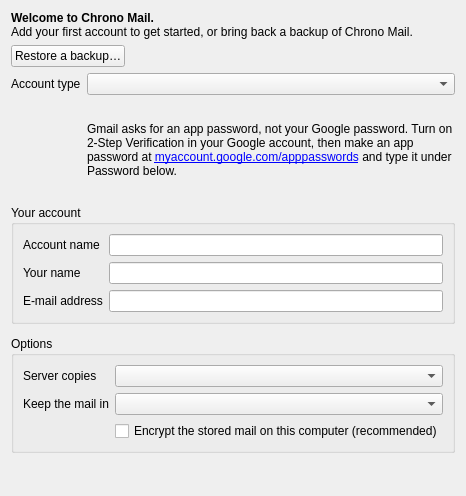
Above: src/chrono_mail/ui/forms/account_add.ui from rob-vandenberg/chrono-mail before the change. Below: the same form after it.
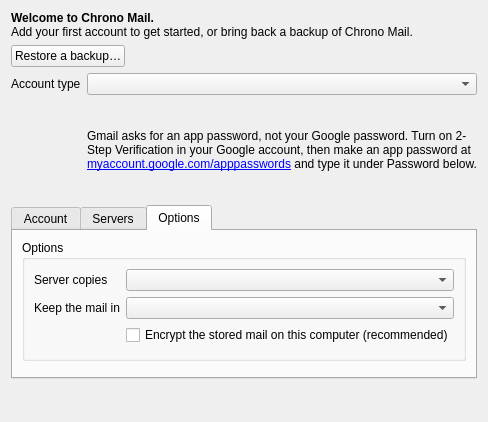
That is the form after the change. The open tabs and pages were chosen to show the change.

Commit message: The Add an account window in tabs: Account, Servers and Options, the buttons always in view, never taller than the screen

Patch:
```diff
--- a/src/chrono_mail/ui/forms/account_add.ui
+++ b/src/chrono_mail/ui/forms/account_add.ui
@@ -57,6 +57,16 @@
     </layout>
    </item>
    <item>
+    <widget class="QTabWidget" name="tabs">
+     <property name="currentIndex">
+      <number>0</number>
+     </property>
+     <widget class="QWidget" name="accountPage">
+      <attribute name="title">
+       <string>Account</string>
+      </attribute>
+      <layout class="QVBoxLayout" name="accountPageLayout">
+       <item>
     <widget class="QGroupBox" name="yourAccount">
      <property name="title">
       <string>Your account</string>
@@ -105,9 +115,37 @@
     </widget>
    </item>
    <item>
+        <spacer name="accountPageSpacer">
+         <property name="orientation">
+          <enum>Qt::Vertical</enum>
+         </property>
+        </spacer>
+       </item>
+      </layout>
+     </widget>
+     <widget class="QWidget" name="serversPage">
+      <attribute name="title">
+       <string>Servers</string>
+      </attribute>
+      <layout class="QVBoxLayout" name="serversPageLayout">
+       <item>
     <widget class="QWidget" name="servers" />
    </item>
    <item>
+        <spacer name="serversPageSpacer">
+         <property name="orientation">
+          <enum>Qt::Vertical</enum>
+         </property>
+        </spacer>
+       </item>
+      </layout>
+     </widget>
+     <widget class="QWidget" name="optionsPage">
+      <attribute name="title">
+       <string>Options</string>
+      </attribute>
+      <layout class="QVBoxLayout" name="optionsPageLayout">
+       <item>
     <widget class="QGroupBox" name="options">
      <property name="title">
       <string>Options</string>
@@ -151,6 +189,17 @@
        </widget>
       </item>
      </layout>
+        </widget>
+       </item>
+       <item>
+        <spacer name="optionsPageSpacer">
+         <property name="orientation">
+          <enum>Qt::Vertical</enum>
+         </property>
+        </spacer>
+       </item>
+      </layout>
+     </widget>
     </widget>
    </item>
    <item>
```
Lines whose indentation alone changed are shown as unchanged. The commit also changes 11 other files.
